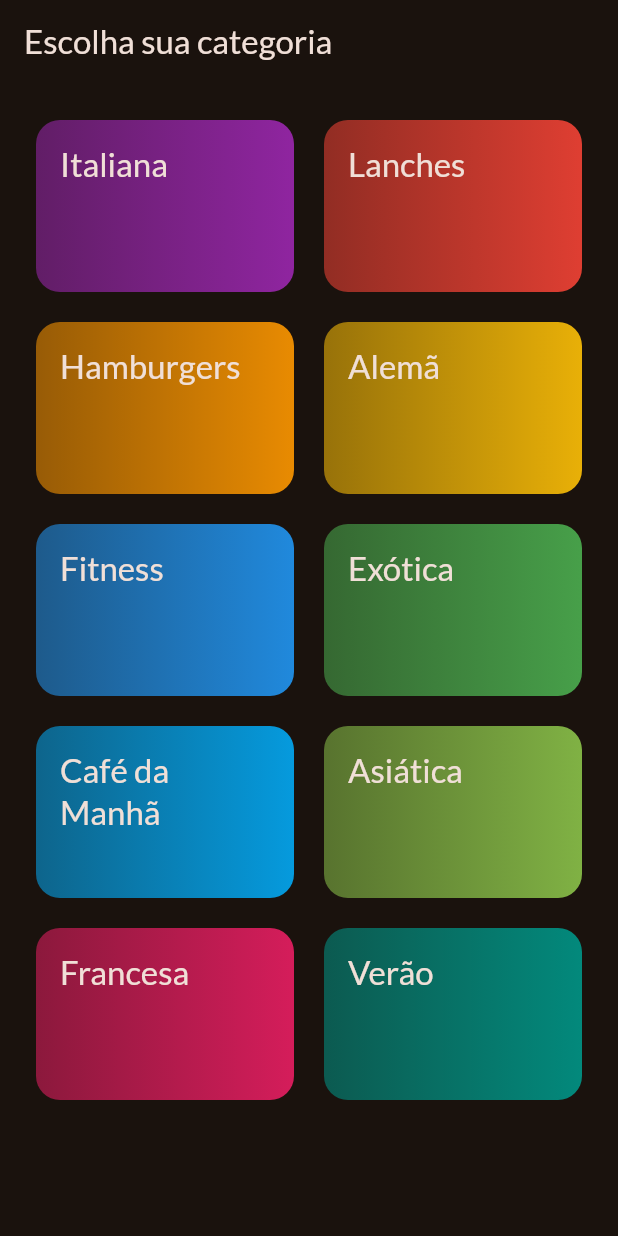
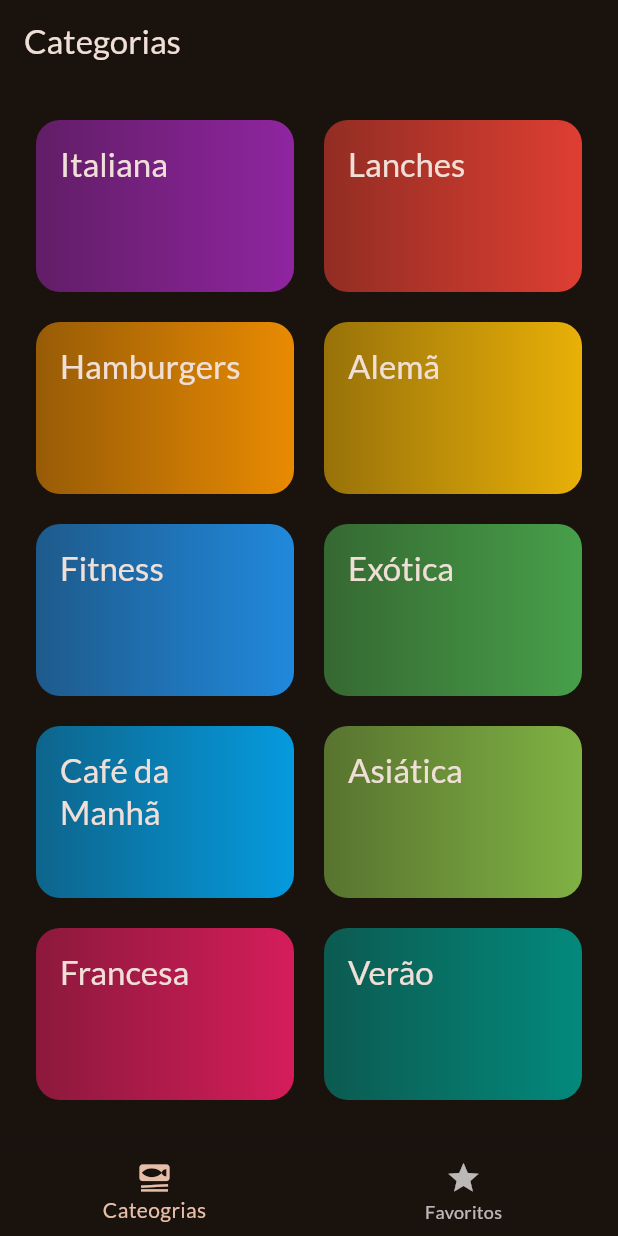
Before and after one commit to rbicca/pocnav, a Flutter app: the screen it shows after launch, on a phone screen of 412 x 824 dp. Run offline on Flutter 3.47's test engine with Material 3 defaults, Android fonts, the phone set to English and light mode, and no system bars; our stand-ins replace google_fonts, transparent_image.

Commit message:
Tabs addedd but with props chain

```diff
--- a/lib/main.dart
+++ b/lib/main.dart
@@ -1,6 +1,6 @@
 import 'package:flutter/material.dart';
 import 'package:google_fonts/google_fonts.dart';
-import 'package:pocnav/screens/categories.dart';
+import 'package:pocnav/screens/tabs.dart';
 
 final theme = ThemeData(
   useMaterial3: true,
@@ -22,7 +22,7 @@
   Widget build(BuildContext context) {
     return MaterialApp(
       theme: theme,
-      home: const CategoriesScreen(),
+      home: const TabsScreen(),
       debugShowCheckedModeBanner: false,
     );
   }
--- a/lib/screens/categories.dart
+++ b/lib/screens/categories.dart
@@ -1,11 +1,13 @@
 import 'package:flutter/material.dart';
 import 'package:pocnav/data/dummy_data.dart';
 import 'package:pocnav/models/category.dart';
+import 'package:pocnav/models/meal.dart';
 import 'package:pocnav/screens/meals.dart';
 import 'package:pocnav/widgets/category_grid_item.dart';
 
 class CategoriesScreen extends StatelessWidget {
-  const CategoriesScreen({super.key});
+  const CategoriesScreen({super.key, required this.onToggleFavorite});
+  final void Function(Meal meal) onToggleFavorite;
 
   void _selectCategory(BuildContext ctx, Category category) {
     final filteredMeals =
@@ -14,17 +16,16 @@
     Navigator.push(
         ctx,
         MaterialPageRoute(
-            builder: (ctx) =>
-                MealsScreen(title: category.title, meals: filteredMeals)));
+            builder: (ctx) => MealsScreen(
+                  title: category.title,
+                  meals: filteredMeals,
+                  onToggleFavorite: onToggleFavorite,
+                )));
   }
 
   @override
   Widget build(BuildContext context) {
-    return Scaffold(
-        appBar: AppBar(
-          title: const Text('Escolha sua categoria'),
-        ),
-        body: GridView(
+    return GridView(
       gridDelegate: const SliverGridDelegateWithFixedCrossAxisCount(
           crossAxisCount: 2,
           childAspectRatio: 3 / 2,
@@ -40,6 +41,6 @@
             },
           )
       ],
-        ));
+    );
   }
 }
--- /dev/null
+++ b/lib/screens/tabs.dart
@@ -0,0 +1,61 @@
+import 'package:flutter/material.dart';
+import 'package:pocnav/models/meal.dart';
+import 'package:pocnav/screens/categories.dart';
+import 'package:pocnav/screens/meals.dart';
+
+class TabsScreen extends StatefulWidget {
+  const TabsScreen({super.key});
+
+  @override
+  State<TabsScreen> createState() => _TabsScreenState();
+}
+
+class _TabsScreenState extends State<TabsScreen> {
+  int _selectedPageIndex = 0;
+  final List<Meal> _favoriteMeals = [];
+
+  void _selectPage(int index) {
+    setState(() {
+      _selectedPageIndex = index;
+    });
+  }
+
+  void _toggleMealFavoriteStatus(Meal meal) {
+    if (_favoriteMeals.contains(meal)) {
+      _favoriteMeals.remove(meal);
+    } else {
+      _favoriteMeals.add(meal);
+    }
+  }
+
+  @override
+  Widget build(BuildContext context) {
+    Widget activePage = CategoriesScreen(
+      onToggleFavorite: _toggleMealFavoriteStatus,
+    );
+    var activePageTitle = 'Categorias';
+
+    if (_selectedPageIndex == 1) {
+      activePage = MealsScreen(
+        meals: [],
+        onToggleFavorite: _toggleMealFavoriteStatus,
+      );
+      activePageTitle = 'Seus favoritos';
+    }
+
+    return Scaffold(
+        appBar: AppBar(
+          title: Text(activePageTitle),
+        ),
+        body: activePage,
+        bottomNavigationBar: BottomNavigationBar(
+          onTap: _selectPage,
+          currentIndex: _selectedPageIndex,
+          items: const [
+            BottomNavigationBarItem(
+                icon: Icon(Icons.set_meal), label: 'Cateogrias'),
+            BottomNavigationBarItem(icon: Icon(Icons.star), label: 'Favoritos'),
+          ],
+        ));
+  }
+}
```
Also changed, not shown: lib/screens/meal_details.dart (+12 -1 lines), lib/screens/meals.dart (+17 -5 lines). Lines whose indentation alone changed are shown as unchanged.
